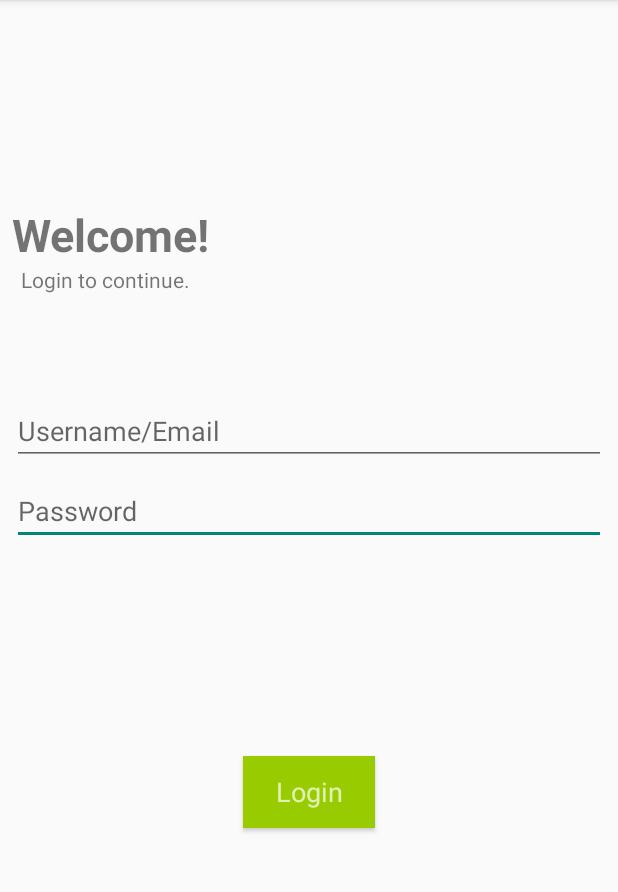
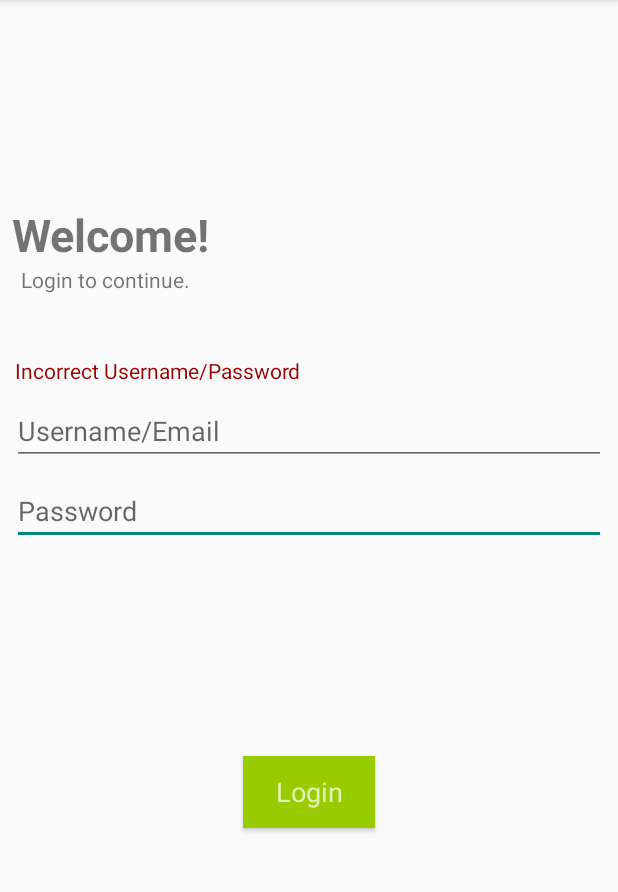
Before and after one commit to Collygon/OsiLifeConnect_ASE, an Android app: the screen it shows after launch (MainActivity), after a tap on "Login", on a phone screen of 412 x 824 dp, the part 84-976 px from its top. Run offline under Robolectric (Android 15) with nearby library versions, the light colour scheme and no system bars.

Commit message:
Animations in development. Working on adding new themes and colors.

```diff
--- a/app/src/main/java/com/example/osilifeconnect_ase/MainActivity.java
+++ b/app/src/main/java/com/example/osilifeconnect_ase/MainActivity.java
@@ -1,5 +1,6 @@
 package com.example.osilifeconnect_ase;
 
+import android.animation.ObjectAnimator;
 import android.content.Intent;
 import android.os.Bundle;
 import android.support.v7.app.AppCompatActivity;
@@ -8,6 +9,7 @@
 import android.widget.Button;
 import android.widget.EditText;
 import android.widget.TextView;
+
 import com.example.osilifeconnect_ase.DataModels.BloodPressureDataItem;
 import com.example.osilifeconnect_ase.DataModels.WeightScaleDataItem;
 import com.example.osilifeconnect_ase.Gateways.BloodPressureGateway;
@@ -22,6 +24,7 @@
     private EditText passwordTextField;
     private TextView alertText;
     private Button loginButton;
+    private int loginAttempts = 0;
 
     @Override
     protected void onCreate(Bundle savedInstanceState) {
@@ -31,7 +34,7 @@
         setContentView(R.layout.activity_main);
         Log.d("MAIN", "Content set. Initializing.");
         alertText = findViewById(R.id.loginAlertText);
-        //alertText.setVisibility(View.GONE);
+        alertText.setVisibility(View.GONE);
         initializeComponents();
         //Login Listener START
         loginButton.setOnClickListener(new View.OnClickListener(){
@@ -42,38 +45,43 @@
             }
         });
         //Login Listener END
-        //      Testing read methods
-        //readWeightScaleDataByMRN("6789");
-        //readBloodPressureByMRN("6789");
-    }
-
-    public void goToBlood(View view){
-        Intent intent = new Intent(this, BloodPressureActivity.class);
-        startActivity(intent);
     }
 
     public void loginMethod(View view){
-        if(getEditText(usernameTextField).equals("Username")) {
-            if (getEditText(passwordTextField).equals("Password")) {
+        if(testCredentials()){
                 Intent dashIntent = new Intent(this, dashboardActivity.class);
                 Log.d("DASH INTENT", "Intent Generated");
                 startActivity(dashIntent);
-            }
-            //else
-                //alertText.setVisibility(View.VISIBLE);
         }
-        //else
-            //alertText.setVisibility(View.VISIBLE);
+        else if(loginAttempts >= 1){
+            anmLoginAttempt();
+            loginAttempts++;
+        }
+        else {
+            alertText.setVisibility(View.VISIBLE);
+            loginAttempts++;
+        }
     }
 
     public String getEditText(EditText text){
         return text.getText().toString();
     }
 
+    public boolean testCredentials(){
+        return getEditText(usernameTextField).equals("Username") && getEditText(passwordTextField).equals("Password");
+    }
+
     public void initializeComponents(){
         this.usernameTextField = findViewById(R.id.usernameTextField);
         this.passwordTextField = findViewById(R.id.passwordTextField);
         this.loginButton = findViewById(R.id.loginButton);
+    }
+
+    public void anmLoginAttempt() {
+        ObjectAnimator bounce = ObjectAnimator.ofFloat(alertText, "translationY", 0, -25, 0);
+        bounce.setStartDelay(10);
+        bounce.setDuration(300);
+        bounce.start();
     }
 
     /**
--- a/app/src/main/res/layout-v26/activity_main.xml
+++ b/app/src/main/res/layout-v26/activity_main.xml
@@ -93,4 +93,18 @@
         app:layout_constraintTop_toTopOf="parent"
         app:layout_constraintVertical_bias="0.23000002" />
 
+    <TextView
+        android:id="@+id/loginAlertText"
+        android:layout_width="wrap_content"
+        android:layout_height="wrap_content"
+        android:layout_marginStart="8dp"
+        android:layout_marginEnd="8dp"
+        android:layout_marginBottom="8dp"
+        android:text="@string/incorrect_username_password"
+        android:textColor="@color/colorAlert"
+        app:layout_constraintBottom_toTopOf="@+id/usernameTextField"
+        app:layout_constraintEnd_toEndOf="parent"
+        app:layout_constraintHorizontal_bias="0.01"
+        app:layout_constraintStart_toStartOf="parent" />
+
 </android.support.constraint.ConstraintLayout>
--- a/app/src/main/res/layout/activity_dashboard.xml
+++ b/app/src/main/res/layout/activity_dashboard.xml
@@ -36,7 +36,7 @@
             android:id="@+id/toolbar"
             android:layout_width="match_parent"
             android:layout_height="0dp"
-            android:background="?attr/colorPrimary"
+            android:background="@color/colorPrimary"
             android:theme="@style/ThemeOverlay.AppCompat.ActionBar" />
 
     </FrameLayout>
--- a/app/src/main/res/values/styles.xml
+++ b/app/src/main/res/values/styles.xml
@@ -1,8 +1,6 @@
 <resources>
-
     <!-- Base application theme. -->
-    <style name="AppTheme" parent="Theme.AppCompat.Light.DarkActionBar">
-        <!-- Customize your theme here. -->
+    <style name="AppTheme" parent="ThemeOverlay.AppCompat.ActionBar">
         <item name="colorPrimary">@color/colorPrimary</item>
         <item name="colorPrimaryDark">@color/colorPrimaryDark</item>
         <item name="colorAccent">@color/colorAccent</item>
```
Also changed, not shown: app/src/main/res/values/colors.xml (+4 -4 lines).
